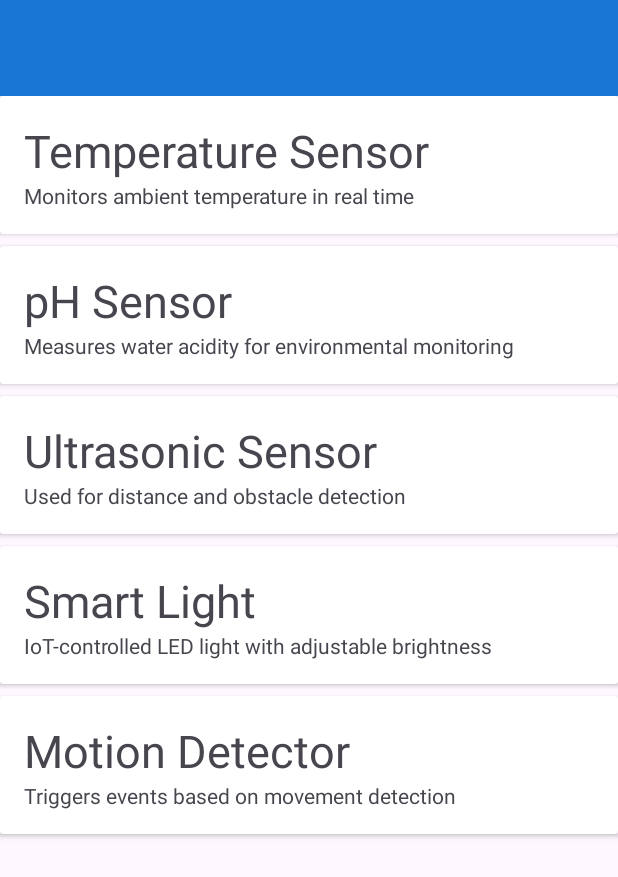
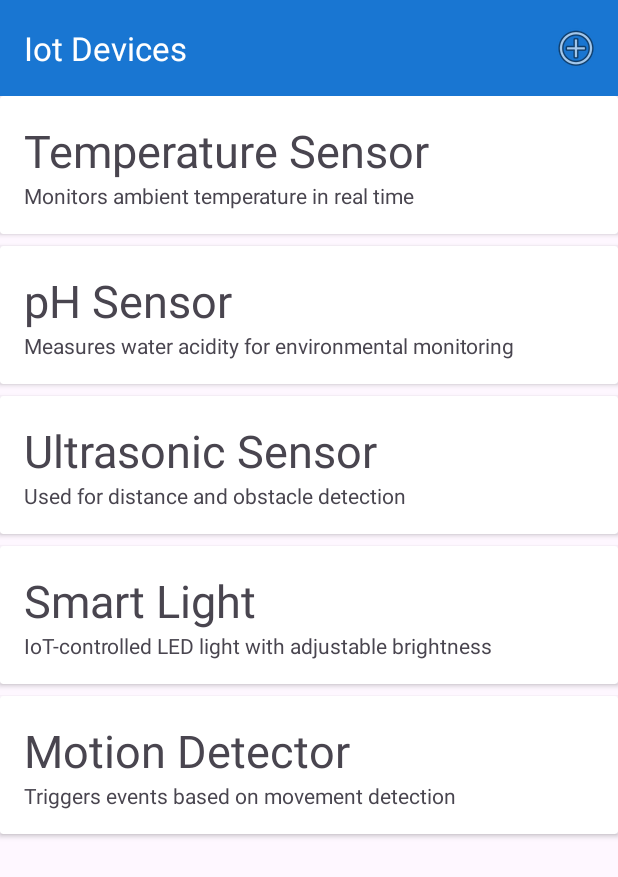
Before and after one commit to JeffHalley/AppDevAssignment1, an Android app: the screen it shows after launch (DeviceListActivity), on a phone screen of 412 x 824 dp. Shown: the top 877 px of the screen. Run offline under Robolectric (Android 15) with nearby library versions, the phone set to English and light mode, and no system bars; our stand-ins replace Timber; 1 statement that could not run was skipped.

Commit message:
Create a new menu resource with an "Add" item. Implement the options menu in `DeviceListActivity.kt` to handle launching `DeviceActivity`. finish the activity after a device is added.

```diff
--- a/app/src/main/java/ie/setu/appdevassignment1/activities/DeviceActivity.kt
+++ b/app/src/main/java/ie/setu/appdevassignment1/activities/DeviceActivity.kt
@@ -34,6 +34,8 @@ class DeviceActivity : AppCompatActivity() {
                 for (i in app.devices.indices) {
                     i("[$i] ${app.devices[i]}")
                 }
+                setResult(RESULT_OK)
+                finish()
             } else {
                 Snackbar
                     .make(it, "Incomplete Data", Snackbar.LENGTH_LONG)
--- a/app/src/main/java/ie/setu/appdevassignment1/activities/DeviceListActivity.kt
+++ b/app/src/main/java/ie/setu/appdevassignment1/activities/DeviceListActivity.kt
@@ -1,11 +1,17 @@
 package ie.setu.appdevassignment1.activities
 
+import android.app.Activity
+import android.content.Intent
 import androidx.appcompat.app.AppCompatActivity
 import android.os.Bundle
 import android.view.LayoutInflater
+import android.view.Menu
+import android.view.MenuItem
 import android.view.ViewGroup
+import androidx.activity.result.contract.ActivityResultContracts
 import androidx.recyclerview.widget.LinearLayoutManager
 import androidx.recyclerview.widget.RecyclerView
+import ie.setu.appdevassignment1.R
 import ie.setu.appdevassignment1.databinding.ActivityDeviceListBinding
 import ie.setu.appdevassignment1.databinding.CardDeviceBinding
 import ie.setu.appdevassignment1.main.MainApp
@@ -20,6 +26,8 @@ class DeviceListActivity : AppCompatActivity() {
         super.onCreate(savedInstanceState)
         binding = ActivityDeviceListBinding.inflate(layoutInflater)
         setContentView(binding.root)
+        binding.toolbar.title = title
+        setSupportActionBar(binding.toolbar)
 
         app = application as MainApp
 
@@ -27,7 +35,33 @@ class DeviceListActivity : AppCompatActivity() {
         binding.recyclerView.layoutManager = layoutManager
         binding.recyclerView.adapter = DeviceAdapter(app.devices)
     }
+
+    override fun onCreateOptionsMenu(menu: Menu): Boolean {
+        menuInflater.inflate(R.menu.menu_main, menu)
+        return super.onCreateOptionsMenu(menu)
+    }
+    override fun onOptionsItemSelected(item: MenuItem): Boolean {
+        when (item.itemId) {
+            R.id.item_add -> {
+                val launcherIntent = Intent(this, DeviceActivity::class.java)
+                getResult.launch(launcherIntent)
+            }
+        }
+        return super.onOptionsItemSelected(item)
+    }
+
+    private val getResult =
+        registerForActivityResult(
+            ActivityResultContracts.StartActivityForResult()
+        ) {
+            if (it.resultCode == Activity.RESULT_OK) {
+                (binding.recyclerView.adapter)?.
+                notifyItemRangeChanged(0,app.devices.size)
+            }
+        }
+
 }
+
 
 class DeviceAdapter constructor(private var devices: List<DeviceModel>) :
     RecyclerView.Adapter<DeviceAdapter.MainHolder>() {
@@ -46,7 +80,7 @@ class DeviceAdapter constructor(private var devices: List<DeviceModel>) :
 
     override fun getItemCount(): Int = devices.size
 
-    class MainHolder(private val binding : CardDeviceBinding) :
+    class MainHolder(private val binding: CardDeviceBinding) :
         RecyclerView.ViewHolder(binding.root) {
 
         fun bind(device: DeviceModel) {
--- /dev/null
+++ b/app/src/main/res/menu/menu_main.xml
@@ -0,0 +1,10 @@
+<?xml version="1.0" encoding="utf-8"?>
+<menu xmlns:android="http://schemas.android.com/apk/res/android"
+    xmlns:app="http://schemas.android.com/apk/res-auto">
+
+    <item
+        android:id="@+id/item_add"
+        android:icon="@android:drawable/ic_menu_add"
+        android:title="@string/menu_addDevice"
+        app:showAsAction="always" />
+</menu>
--- a/app/src/main/res/values/strings.xml
+++ b/app/src/main/res/values/strings.xml
@@ -1,7 +1,8 @@
 <resources>
-    <string name="app_name">Iot Device</string>
+    <string name="app_name">Iot Devices</string>
     <string name="button_addDevice">Add Device</string>
     <string name="hint_DeviceTitle">Device Title</string>
     <string name="hint_DeviceDescription">Device Description</string>
+    <string name="menu_addDevice">Add</string>
 
 </resources>
```
